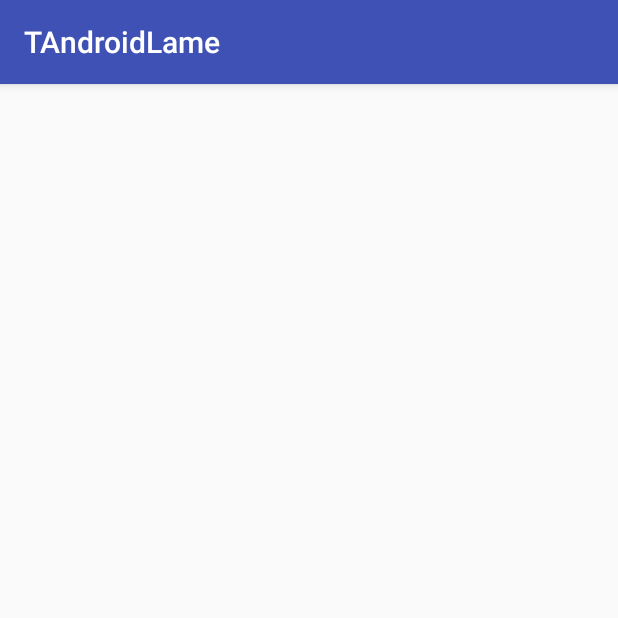
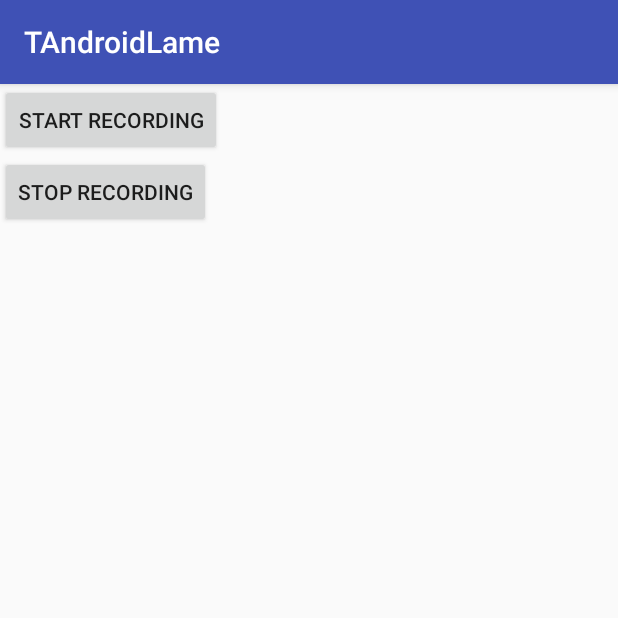
Before and after one commit to naman14/TAndroidLame, an Android app: the Mp3AudioRecordActivity screen opened directly, with no data from a screen before it, on a phone screen of 412 x 824 dp, the top half of it. Run offline under Robolectric (Android 15) with nearby library versions, the phone set to English and light mode, and no system bars.

Commit message:
mp3 audio record demo

```diff
--- a/app/src/main/AndroidManifest.xml
+++ b/app/src/main/AndroidManifest.xml
@@ -1,5 +1,8 @@
 <manifest xmlns:android="http://schemas.android.com/apk/res/android"
     package="com.naman14.tandroidlame">
+
+    <uses-permission android:name="android.permission.RECORD_AUDIO" />
+    <uses-permission android:name="android.permission.WRITE_EXTERNAL_STORAGE" />
 
     <application
         android:allowBackup="true"
--- a/app/src/main/java/com/naman14/tandroidlame/Mp3AudioRecordActivity.java
+++ b/app/src/main/java/com/naman14/tandroidlame/Mp3AudioRecordActivity.java
@@ -7,10 +7,16 @@ import android.os.Bundle;
 import android.os.Environment;
 import android.support.annotation.Nullable;
 import android.support.v7.app.AppCompatActivity;
+import android.view.View;
+import android.widget.Button;
+
+import com.naman14.androidlame.AndroidLame;
+import com.naman14.androidlame.LameBuilder;
 
 import java.io.File;
 import java.io.FileNotFoundException;
 import java.io.FileOutputStream;
+import java.io.IOException;
 
 
 /**
@@ -23,27 +29,101 @@ public class Mp3AudioRecordActivity extends AppCompatActivity {
 
     String filePath = Environment.getExternalStorageDirectory() + "/testrecord.mp3";
 
+    boolean isRecording = true;
+
+    AudioRecord audioRecord;
+    AndroidLame androidLame;
+    FileOutputStream outputStream;
+
     @Override
     protected void onCreate(@Nullable Bundle savedInstanceState) {
         super.onCreate(savedInstanceState);
         setContentView(R.layout.activity_audio_record);
 
+        Button start = (Button) findViewById(R.id.startRecording);
+        Button stop = (Button) findViewById(R.id.stopRecording);
+
+        start.setOnClickListener(new View.OnClickListener() {
+            @Override
+            public void onClick(View v) {
+                startRecording();
+            }
+        });
+
+        stop.setOnClickListener(new View.OnClickListener() {
+            @Override
+            public void onClick(View v) {
+                isRecording = false;
+            }
+        });
+
+    }
+
+    private void startRecording() {
+
         minBuffer = AudioRecord.getMinBufferSize(inSamplerate, AudioFormat.CHANNEL_IN_MONO,
                 AudioFormat.ENCODING_PCM_16BIT);
 
-        AudioRecord audioRecord = new AudioRecord(
+        audioRecord = new AudioRecord(
                 MediaRecorder.AudioSource.MIC, inSamplerate,
                 AudioFormat.CHANNEL_IN_MONO,
                 AudioFormat.ENCODING_PCM_16BIT, minBuffer * 2);
 
         short[] buffer = new short[inSamplerate * 2];
+
+        // 'mp3buf' should be at least 7200 bytes long
+        // to hold all possible emitted data.
         byte[] mp3buffer = new byte[(int) (7200 + buffer.length * 2 * 1.25)];
 
         try {
-            FileOutputStream outputStream = new FileOutputStream(new File(filePath));
+            outputStream = new FileOutputStream(new File(filePath));
         } catch (FileNotFoundException e) {
             e.printStackTrace();
         }
 
+        androidLame = new LameBuilder()
+                .setInSampleRate(inSamplerate)
+                .setOutChannels(1)
+                .build();
+
+        audioRecord.startRecording();
+
+        int bytesRead = 0;
+
+        while (isRecording) {
+            bytesRead = audioRecord.read(buffer, 0, minBuffer);
+
+            if (bytesRead > 0) {
+
+                int bytesEncoded = androidLame.encodeBufferInterLeaved(buffer, bytesRead, mp3buffer);
+
+                if (bytesEncoded > 0) {
+                    try {
+                        outputStream.write(mp3buffer, 0, bytesEncoded);
+                    } catch (IOException e) {
+                        e.printStackTrace();
+                    }
+                }
+            }
+        }
+
+
+        int outputMp3buf = androidLame.flush(mp3buffer);
+
+        if (outputMp3buf > 0) {
+            try {
+                outputStream.write(mp3buffer, 0, outputMp3buf);
+                outputStream.close();
+            } catch (IOException e) {
+                e.printStackTrace();
+            }
+        }
+
+        audioRecord.stop();
+        audioRecord.release();
+
+        androidLame.close();
+
+        isRecording = false;
     }
 }
--- a/app/src/main/res/layout/activity_audio_record.xml
+++ b/app/src/main/res/layout/activity_audio_record.xml
@@ -1,6 +1,19 @@
 <?xml version="1.0" encoding="utf-8"?>
 <LinearLayout xmlns:android="http://schemas.android.com/apk/res/android"
-    android:orientation="vertical" android:layout_width="match_parent"
-    android:layout_height="match_parent">
+    android:layout_width="match_parent"
+    android:layout_height="match_parent"
+    android:orientation="vertical">
+
+    <Button
+        android:id="@+id/startRecording"
+        android:layout_width="wrap_content"
+        android:layout_height="wrap_content"
+        android:text="Start recording" />
+
+    <Button
+        android:id="@+id/stopRecording"
+        android:layout_width="wrap_content"
+        android:layout_height="wrap_content"
+        android:text="Stop recording" />
 
 </LinearLayout>
```
